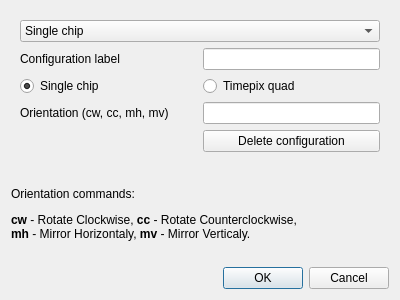
The window that qt_designer/importsettings_dialog.ui (edbosne/pyfdd) describes before a commit, drawn with Qt 5.
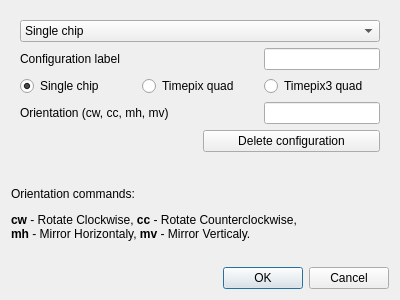
The same window after the commit.

Commit message: fixes and improvement in data import for quad

```diff
--- a/qt_designer/importsettings_dialog.ui
+++ b/qt_designer/importsettings_dialog.ui
@@ -54,9 +54,6 @@
            </property>
           </widget>
          </item>
-         <item row="0" column="1">
-          <widget class="QLineEdit" name="le_config_label"/>
-         </item>
          <item row="1" column="0">
           <widget class="QRadioButton" name="rb_single_chip">
            <property name="sizePolicy">
@@ -73,21 +70,17 @@
            </property>
           </widget>
          </item>
-         <item row="0" column="0">
-          <widget class="QLabel" name="label_4">
+         <item row="1" column="2">
+          <widget class="QRadioButton" name="rb_timepix3_quad">
            <property name="text">
-            <string>Configuration label</string>
+            <string>Timepix3 quad</string>
            </property>
           </widget>
          </item>
-         <item row="2" column="0">
-          <widget class="QLabel" name="label">
-           <property name="text">
-            <string>Orientation (cw, cc, mh, mv)</string>
-           </property>
-          </widget>
+         <item row="0" column="2">
+          <widget class="QLineEdit" name="le_config_label"/>
          </item>
-         <item row="2" column="1">
+         <item row="2" column="2">
           <widget class="QLineEdit" name="le_orientation_commands">
            <property name="sizePolicy">
             <sizepolicy hsizetype="Preferred" vsizetype="Fixed">
@@ -97,6 +90,20 @@
            </property>
           </widget>
          </item>
+         <item row="2" column="0" colspan="2">
+          <widget class="QLabel" name="label">
+           <property name="text">
+            <string>Orientation (cw, cc, mh, mv)</string>
+           </property>
+          </widget>
+         </item>
+         <item row="0" column="0" colspan="2">
+          <widget class="QLabel" name="label_4">
+           <property name="text">
+            <string>Configuration label</string>
+           </property>
+          </widget>
+         </item>
         </layout>
        </widget>
       </item>
```
The commit also changes 3 other files.
